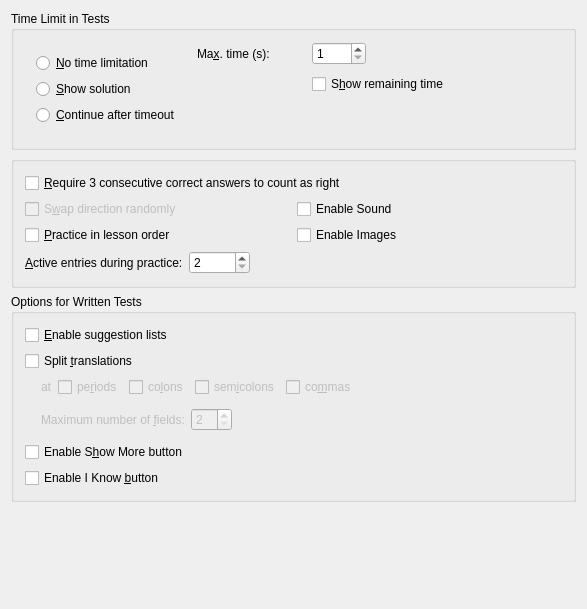
Before: the Qt Designer form src/configure-practice/advancedpracticeoptions.ui in KDE/parley, drawn with Qt 5.
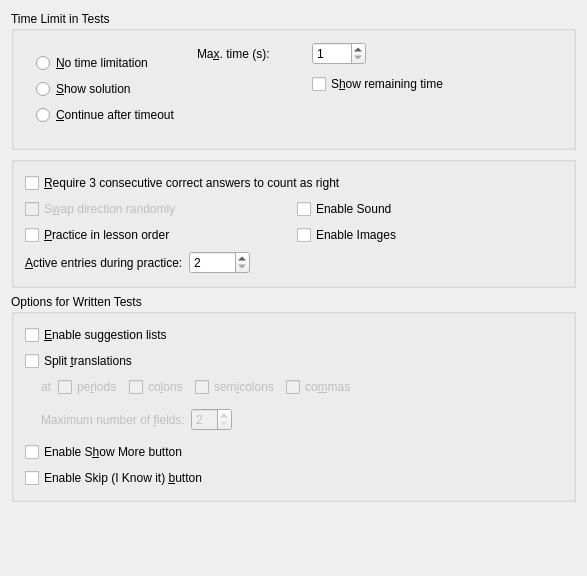
After: the same form once the commit is applied. Custom widgets are drawn as their Qt base class.

Commit message: Rename Enable I know to Enable Skip (I know it) in config dialog

The edit to the form file:
```diff
--- a/src/configure-practice/advancedpracticeoptions.ui
+++ b/src/configure-practice/advancedpracticeoptions.ui
@@ -6,7 +6,7 @@
     <x>0</x>
     <y>0</y>
     <width>587</width>
-    <height>609</height>
+    <height>576</height>
    </rect>
   </property>
   <layout class="QVBoxLayout" >
@@ -504,7 +504,7 @@
          <string>If this is checked, the I Know button will be available. It allows you to tell the query that you know the result without writing it or having it checked. This is available by default. If you uncheck this, the I Know button will not be available.</string>
         </property>
         <property name="text" >
-         <string>Enable I Know &amp;button</string>
+         <string>Enable Skip (I Know it) &amp;button</string>
         </property>
        </widget>
       </item>
```
